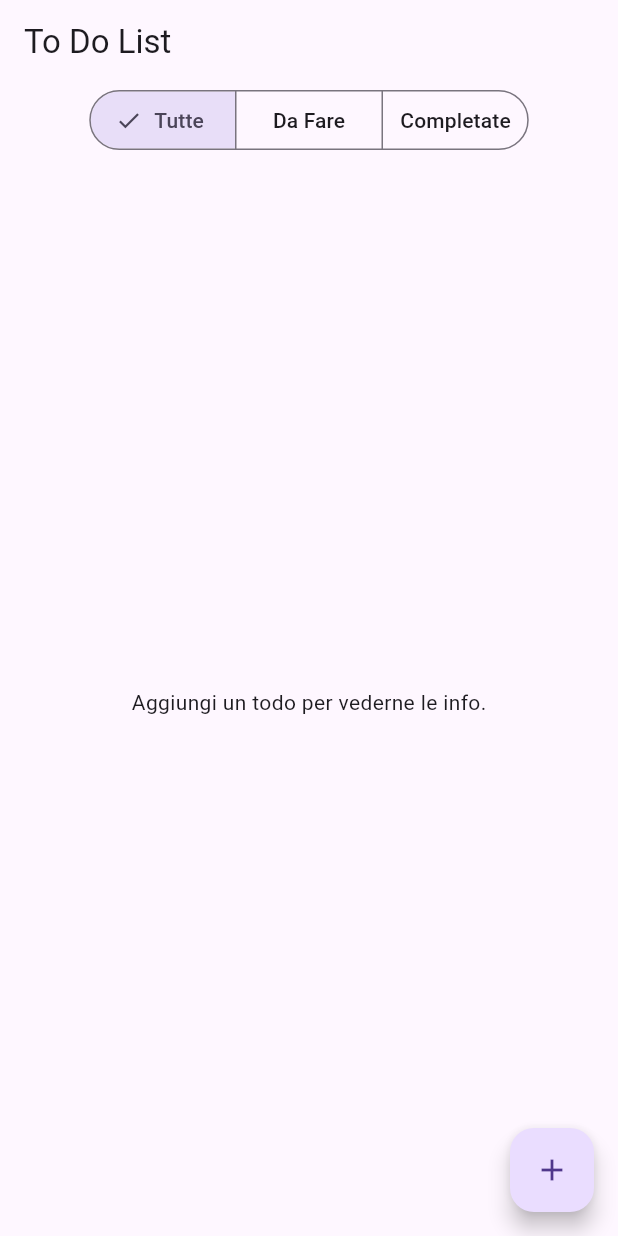
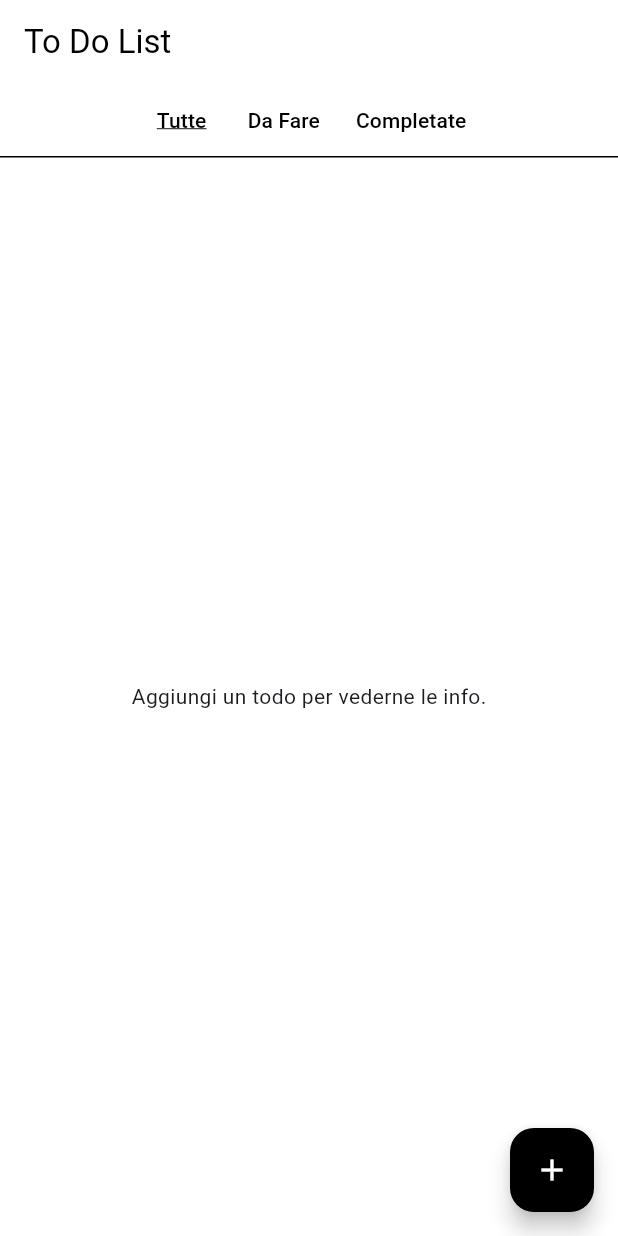
Before and after one commit to ilvostrocarokawe/crossplatform-futurevoid, a Flutter app: the screen it shows after launch, on a phone screen of 412 x 824 dp. Run offline on Flutter 3.47's test engine with Material 3 defaults, Android fonts, the phone set to English and light mode, and no system bars.

Commit message:
todolist

```diff
--- a/lib/main.dart
+++ b/lib/main.dart
@@ -14,11 +14,27 @@ class MyApp extends StatelessWidget {
       title: 'To Do LIST',
       debugShowCheckedModeBanner: false,
       theme: ThemeData(
-        primarySwatch: Colors.grey,
+        scaffoldBackgroundColor: Colors.white,
+        primaryColor: Colors.black,
         splashColor: Colors.transparent,
         highlightColor: Colors.transparent,
+        appBarTheme: const AppBarTheme(
+          backgroundColor: Colors.white,
+          foregroundColor: Colors.black,
+          elevation: 0, // Rimuove l'ombra
+        ),
+        floatingActionButtonTheme: const FloatingActionButtonThemeData(
+          backgroundColor: Colors.black,
+          foregroundColor: Colors.white,
+        ),
+        checkboxTheme: CheckboxThemeData(
+          checkColor: MaterialStateProperty.all(Colors.white),
+          fillColor: MaterialStateProperty.all(Colors.black),
+        ),
+        textButtonTheme: TextButtonThemeData(
+          style: TextButton.styleFrom(foregroundColor: Colors.black),
+        ),
       ),
-      // Il widget TodoListScreen da todolist.dart è ora la home page.
       home: const TodoListScreen(),
     );
   }
--- a/lib/todolist.dart
+++ b/lib/todolist.dart
@@ -1,6 +1,5 @@
 import 'package:flutter/material.dart';
 
-// Un modello per rappresentare un singolo todo
 class Todo {
   String title;
   bool completed;
@@ -18,7 +17,7 @@ class TodoListScreen extends StatefulWidget {
 class _TodoListScreenState extends State<TodoListScreen> {
   final List<Todo> _todoList = [];
   final TextEditingController _textFieldController = TextEditingController();
-  int _selectedIndex = 0; // 0: Tutte, 1: Da Fare, 2: Completate
+  int _selectedIndex = 0;
 
   void _addTodoItem(String title) {
     setState(() {
@@ -28,7 +27,6 @@ class _TodoListScreenState extends State<TodoListScreen> {
   }
 
   void _removeTodoItem(int index) {
-    // Bisogna trovare l'indice corretto nella lista originale
     final todoToRemove = _getFilteredList()[index];
     setState(() {
       _todoList.remove(todoToRemove);
@@ -36,7 +34,6 @@ class _TodoListScreenState extends State<TodoListScreen> {
   }
 
   void _toggleTodoStatus(int index, bool? value) {
-    // Bisogna trovare l'indice corretto nella lista originale
     final todoToToggle = _getFilteredList()[index];
     final originalIndex = _todoList.indexOf(todoToToggle);
     setState(() {
@@ -47,7 +44,7 @@ class _TodoListScreenState extends State<TodoListScreen> {
   Future<void> _displayDialog() async {
     return showDialog<void>(
       context: context,
-      barrierDismissible: false, // l'utente deve premere un pulsante
+      barrierDismissible: false,
       builder: (BuildContext context) {
         return AlertDialog(
           title: const Text('Aggiungi un nuovo todo'),
@@ -82,11 +79,11 @@ class _TodoListScreenState extends State<TodoListScreen> {
 
   List<Todo> _getFilteredList() {
     switch (_selectedIndex) {
-      case 1: // Da Fare
+      case 1:
         return _todoList.where((todo) => !todo.completed).toList();
-      case 2: // Completate
+      case 2:
         return _todoList.where((todo) => todo.completed).toList();
-      case 0: // Tutte
+      case 0:
       default:
         return _todoList;
     }
@@ -100,20 +97,15 @@ class _TodoListScreenState extends State<TodoListScreen> {
       appBar: AppBar(title: const Text('To Do List')),
       body: Column(
         children: [
-          SegmentedButton<int>(
-            segments: const <ButtonSegment<int>>[
-              ButtonSegment<int>(value: 0, label: Text('Tutte')),
-              ButtonSegment<int>(value: 1, label: Text('Da Fare')),
-              ButtonSegment<int>(value: 2, label: Text('Completate')),
+          Row(
+            mainAxisAlignment: MainAxisAlignment.center,
+            children: [
+              _buildFilterButton(0, 'Tutte'),
+              _buildFilterButton(1, 'Da Fare'),
+              _buildFilterButton(2, 'Completate'),
             ],
-            selected: {_selectedIndex},
-            onSelectionChanged: (Set<int> newSelection) {
-              setState(() {
-                _selectedIndex = newSelection.first;
-              });
-            },
           ),
-          const SizedBox(height: 8),
+          const Divider(color: Colors.black, height: 1),
           Expanded(
             child: _todoList.isEmpty
                 ? const Center(
@@ -125,7 +117,9 @@ class _TodoListScreenState extends State<TodoListScreen> {
                     itemCount: filteredList.length,
                     itemBuilder: (context, index) {
                       final todo = filteredList[index];
-                      return ListTile(
+                      return InkWell(
+                        onLongPress: () => _removeTodoItem(index),
+                        child: ListTile(
                           leading: Checkbox(
                             value: todo.completed,
                             onChanged: (bool? value) {
@@ -135,14 +129,12 @@ class _TodoListScreenState extends State<TodoListScreen> {
                           title: Text(
                             todo.title,
                             style: TextStyle(
+                              color: Colors.black,
                               decoration: todo.completed
                                   ? TextDecoration.lineThrough
                                   : TextDecoration.none,
                             ),
                           ),
-                        trailing: IconButton(
-                          icon: const Icon(Icons.delete),
-                          onPressed: () => _removeTodoItem(index),
                         ),
                       );
                     },
@@ -157,4 +149,26 @@ class _TodoListScreenState extends State<TodoListScreen> {
       ),
     );
   }
+
+  Widget _buildFilterButton(int index, String text) {
+    return TextButton(
+      style: TextButton.styleFrom(
+        foregroundColor: Colors.black,
+        backgroundColor: Colors.transparent,
+      ),
+      onPressed: () {
+        setState(() {
+          _selectedIndex = index;
+        });
+      },
+      child: Text(
+        text,
+        style: TextStyle(
+          decoration: _selectedIndex == index
+              ? TextDecoration.underline
+              : TextDecoration.none,
+        ),
+      ),
+    );
   }
+}
```
Lines whose indentation alone changed are shown as unchanged.
